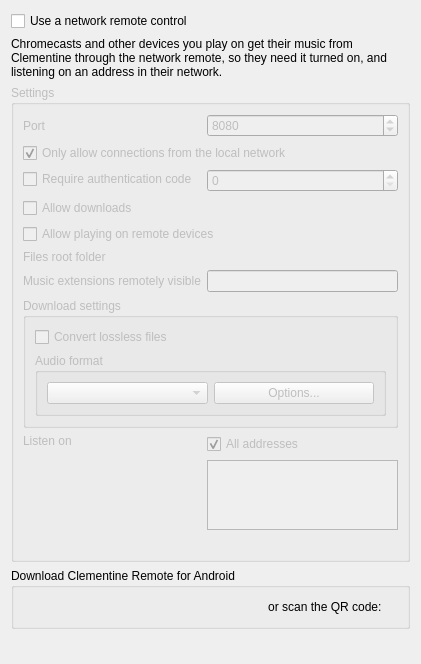
clementine-player/Clementine, file src/ui/networkremotesettingspage.ui: the form before one commit.
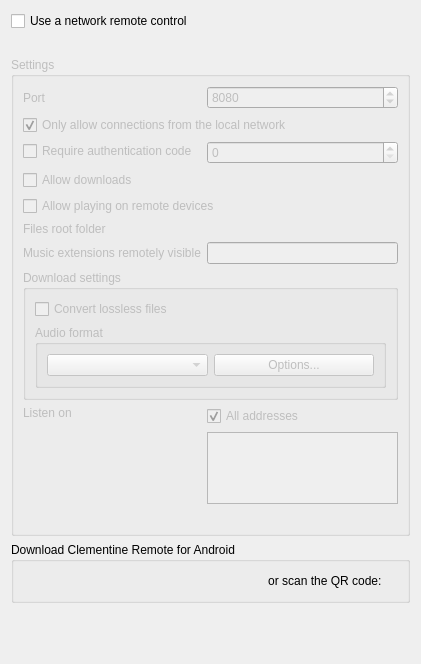
The form after the commit. Icons and pictures are not drawn. Custom widgets are drawn as their Qt base class.

Commit message:
Give translators notes on the Cast device messages
The messages for a device that can't get its music, and the network
remote settings that cover it, now explain that Chromecasts and the like
fetch their audio through the network remote, and what each placeholder
is. xgettext only keeps comments it's told to, so the .pot now takes
ones starting "TRANSLATORS:". The settings page's new note and tooltip
are set in code, since the .ui file can't carry notes.

Claude-Session: https://claude.ai/code/session_01R2bAq4vzkoxbMpHhwDmeky

```diff
--- a/src/ui/networkremotesettingspage.ui
+++ b/src/ui/networkremotesettingspage.ui
@@ -23,9 +23,6 @@
    </item>
    <item>
     <widget class="QLabel" name="cast_note">
-     <property name="text">
-      <string>Chromecasts and other devices you play on get their music from Clementine through the network remote, so they need it turned on, and listening on an address in their network.</string>
-     </property>
      <property name="wordWrap">
       <bool>true</bool>
      </property>
```
Left out of the diff: 3 changed lines with no effect on the pictures. The commit also changes 4 other files.
